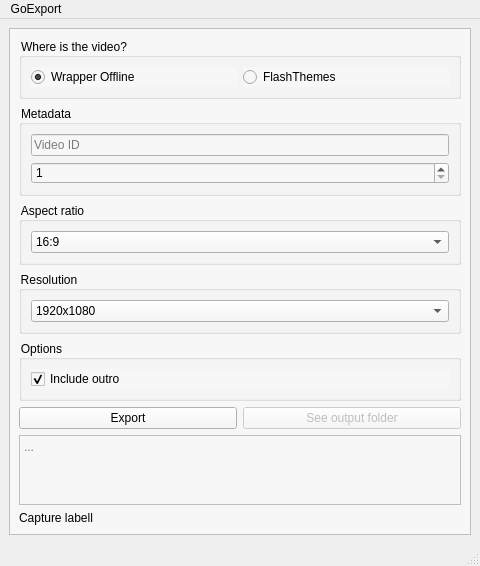
Before: the Qt Designer form gui/Main.ui in GoExport/GoExport, drawn with Qt 5.
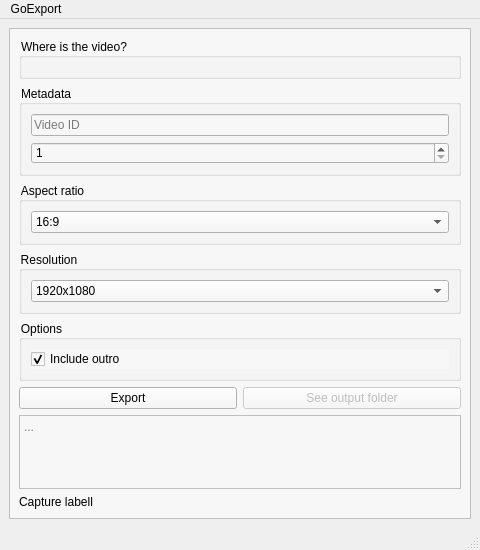
After: the same form once the commit is applied.

Commit message: Refactor service selection layout in Main.ui

Diff of the .ui file:
```diff
--- a/gui/Main.ui
+++ b/gui/Main.ui
@@ -44,24 +44,7 @@
          <property name="title">
           <string>Where is the video?</string>
          </property>
-         <layout class="QHBoxLayout" name="horizontalLayout">
-          <item>
-           <widget class="QRadioButton" name="serviceButton_2">
-            <property name="text">
-             <string>Wrapper Offline</string>
-            </property>
-            <property name="checked">
-             <bool>true</bool>
-            </property>
-           </widget>
-          </item>
-          <item>
-           <widget class="QRadioButton" name="serviceButton">
-            <property name="text">
-             <string>FlashThemes</string>
-            </property>
-           </widget>
-          </item>
+         <layout class="QHBoxLayout" name="serviceButtonsLayout">
          </layout>
         </widget>
        </item>
```
Left out of the diff: 2 changed lines with no effect on the pictures.
